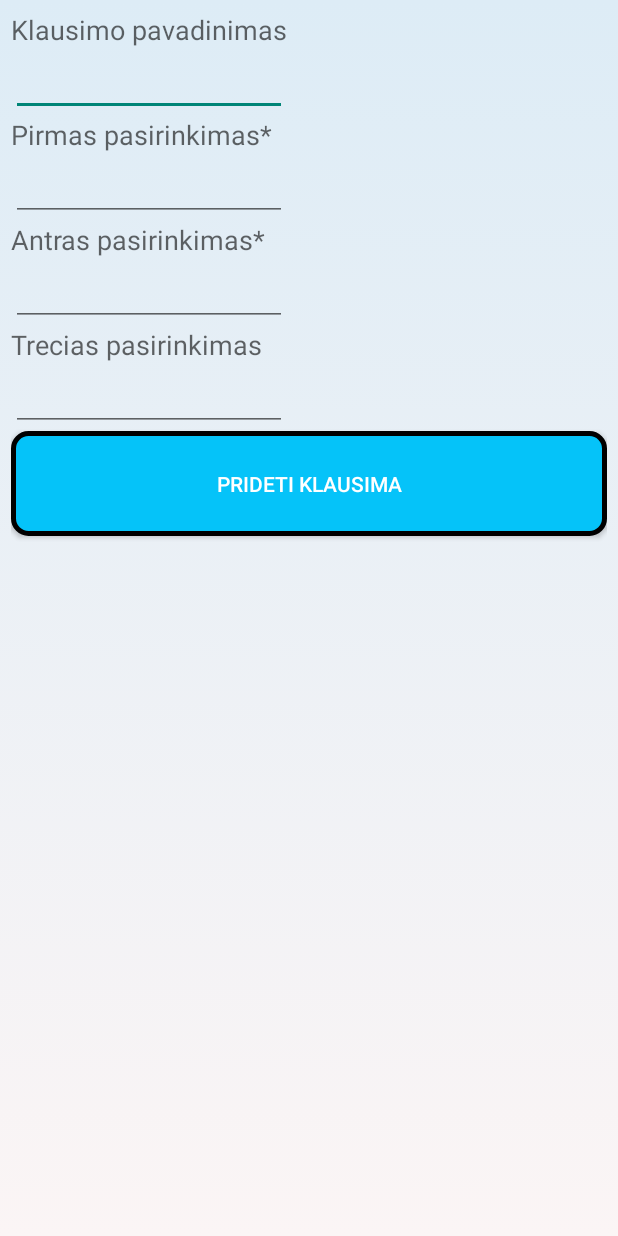
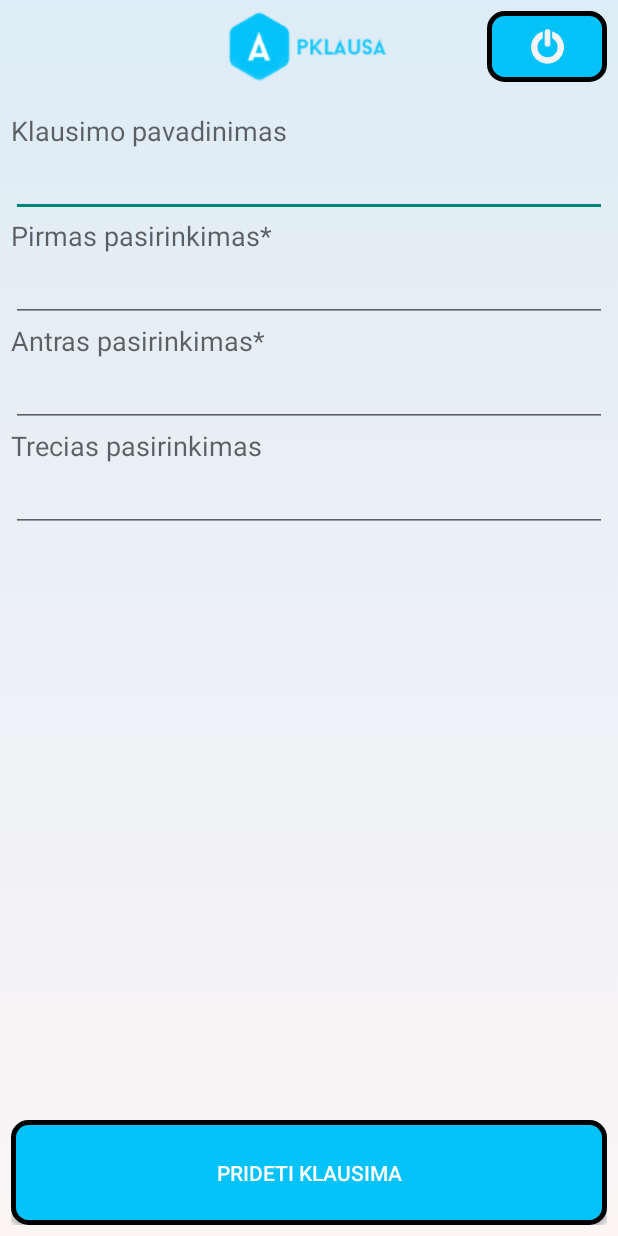
Before and after one commit to violetine/apk_kpa, an Android app: the SukurtiKlausima screen opened directly, with no data from a screen before it, on a phone screen of 412 x 824 dp. Run offline under Robolectric (Android 15) with nearby library versions, the phone set to English and light mode, and no system bars.

Commit message:
Pridetas Logout,Statistika,Mano duomenys

```diff
--- a/app/src/main/java/com/example/apk_kpa/app/Mano_duomenys.java
+++ b/app/src/main/java/com/example/apk_kpa/app/Mano_duomenys.java
@@ -24,7 +24,7 @@ public class Mano_duomenys extends Fragment {
     public View onCreateView(LayoutInflater inflater, ViewGroup container,
                              Bundle savedInstanceState) {
 
-        Log.e("Aš čia, Email !!! arba ne :( ","" + email);
+
 
         View myInflatedView = inflater.inflate(R.layout.mano_duomenys, container,false);
 
--- a/app/src/main/java/com/example/apk_kpa/app/SukurtiKlausima.java
+++ b/app/src/main/java/com/example/apk_kpa/app/SukurtiKlausima.java
@@ -2,11 +2,13 @@ package com.example.apk_kpa.app;
 import android.annotation.TargetApi;
 import android.app.Activity;
 import android.app.ProgressDialog;
+import android.content.Intent;
 import android.os.AsyncTask;
 import android.os.Build;
 import android.os.Bundle;
 import android.util.Log;
 import android.view.View;
+import android.view.Window;
 import android.widget.Button;
 import android.widget.EditText;
 import android.widget.Toast;
@@ -41,6 +43,9 @@ public class SukurtiKlausima extends Activity {
     @Override
     public void onCreate(Bundle savedInstanceState) {
         super.onCreate(savedInstanceState);
+
+        requestWindowFeature(Window.FEATURE_NO_TITLE);
+
         setContentView(R.layout.activity_sukurti_klausima);
 
         // elementai
@@ -79,6 +84,14 @@ public class SukurtiKlausima extends Activity {
 
             ;
         });
+    }
+
+    public void logout(View view){
+        /** on your logout method:**/
+        Intent broadcastIntent = new Intent();
+        broadcastIntent.setAction("com.package.ACTION_LOGOUT");
+        sendBroadcast(broadcastIntent);
+        startActivity(new Intent(this, Login.class));
     }
 
     // klase prisijungimui prie webservo
--- a/app/src/main/res/layout/activity_sukurti_klausima.xml
+++ b/app/src/main/res/layout/activity_sukurti_klausima.xml
@@ -3,8 +3,51 @@
     android:layout_height="fill_parent"
     xmlns:android="http://schemas.android.com/apk/res/android"
     android:background="@drawable/bg_colormix"
-    android:id="@+id/b"
     android:padding="7dip">
+
+    <LinearLayout
+        android:orientation="horizontal"
+        android:layout_width="fill_parent"
+        android:layout_height="wrap_content"
+        android:id="@+id/header">
+    <RelativeLayout
+        android:layout_width="fill_parent"
+        android:layout_height="wrap_content"
+        android:layout_centerHorizontal="true">
+
+        <ImageView
+            android:layout_width="156dp"
+            android:layout_height="47dp"
+            android:id="@+id/imageView"
+            android:src="@drawable/bg_logo"
+           android:layout_centerInParent="true"
+            />
+
+        <ImageButton
+            android:layout_width="80dp"
+            android:layout_height="47dp"
+            android:id="@+id/LogoutBtn"
+            android:background="@drawable/rounded_corner"
+            android:src="@drawable/icon_logout"
+            android:layout_alignParentRight="true"
+            android:onClick="logout"
+            />
+
+    </RelativeLayout >
+    </LinearLayout>
+    <ScrollView
+        android:layout_width="fill_parent"
+        android:layout_height="wrap_content"
+        android:paddingBottom="10dp"
+        android:paddingTop="20dp"
+        android:layout_centerHorizontal="true"
+        android:layout_above="@+id/footer"
+        android:layout_below="@+id/header">
+    <LinearLayout
+        android:orientation="vertical"
+        android:layout_width="fill_parent"
+        android:layout_height="wrap_content"
+        android:id="@+id/linearLayout">
 
     <TextView
         android:layout_width="wrap_content"
@@ -16,7 +59,7 @@
         android:layout_alignParentStart="true" />
 
     <EditText
-        android:layout_width="wrap_content"
+        android:layout_width="fill_parent"
         android:layout_height="wrap_content"
         android:id="@+id/txtPavadinimas"
         android:layout_below="@+id/textView2"
@@ -36,7 +79,7 @@
         android:layout_alignParentStart="true" />
 
     <EditText
-        android:layout_width="wrap_content"
+        android:layout_width="fill_parent"
         android:layout_height="wrap_content"
         android:id="@+id/txtPirmasPasirinkimas"
         android:layout_below="@+id/textView3"
@@ -56,7 +99,7 @@
         android:layout_alignParentStart="true" />
 
     <EditText
-        android:layout_width="wrap_content"
+        android:layout_width="fill_parent"
         android:layout_height="wrap_content"
         android:id="@+id/txtAntrasPasirinkimas"
         android:layout_below="@+id/textView4"
@@ -69,13 +112,12 @@
         android:layout_height="wrap_content"
         android:textAppearance="?android:attr/textAppearanceMedium"
         android:text="Trecias pasirinkimas"
-        android:id="@+id/textView5"
         android:layout_below="@+id/txtAntrasPasirinkimas"
         android:layout_alignParentLeft="true"
         android:layout_alignParentStart="true" />
 
     <EditText
-        android:layout_width="wrap_content"
+        android:layout_width="fill_parent"
         android:layout_height="wrap_content"
         android:id="@+id/txtTreciasPasirinkimas"
         android:layout_below="@+id/textView5"
@@ -83,7 +125,15 @@
         android:layout_alignParentStart="true"
         android:layout_alignRight="@+id/txtAntrasPasirinkimas"
         android:layout_alignEnd="@+id/txtAntrasPasirinkimas" />
+</LinearLayout>
+    </ScrollView>
 
+    <LinearLayout
+        android:orientation="vertical"
+        android:layout_width="fill_parent"
+        android:layout_height="wrap_content"
+        android:layout_alignParentBottom="true"
+        android:id="@+id/footer">
     <Button
         android:layout_width="fill_parent"
         android:layout_height="70dp"
@@ -93,5 +143,9 @@
         android:id="@+id/btnPridetiKlausima"
         android:layout_below="@+id/txtTreciasPasirinkimas"
         android:layout_centerHorizontal="true" />
+    </LinearLayout>
+
+
+
 
 </RelativeLayout>
--- a/app/src/main/res/layout/login.xml
+++ b/app/src/main/res/layout/login.xml
@@ -9,7 +9,7 @@
         android:layout_width="fill_parent"
         android:layout_height="wrap_content"
         android:id="@+id/linearLayout"
-        android:paddingBottom="1dp"
+        android:paddingBottom="30dp"
         android:layout_alignParentTop="true"
         >
         <ImageView
```
Also changed, not shown: app/src/main/java/com/example/apk_kpa/app/LogedIn.java (+12 -6 lines), app/src/main/java/com/example/apk_kpa/app/Statistika.java (+16 -0 lines), app/src/main/java/com/example/apk_kpa/app/SwipeMenu/SwipeAdmin.java (+10 -0 lines), app/src/main/java/com/example/apk_kpa/app/SwipeMenu/SwipeUser.java (+19 -2 lines), app/src/main/res/layout/keisti_psw.xml (+25 -8 lines), app/src/main/res/layout/klausymas.xml (+25 -7 lines), app/src/main/res/layout/loged_in.xml (+29 -23 lines), app/src/main/res/layout/loged_in_admin.xml (+27 -9 lines), app/src/main/res/layout/mano_duomenys.xml (+29 -9 lines), app/src/main/res/layout/statistika.xml (+31 -11 lines), app/src/main/res/layout/sukurti_apklausa_admin.xml (deleted, +0 -87 lines), app/src/main/res/drawable-xhdpi/icon_back.png (added), app/src/main/res/drawable-xhdpi/icon_logout.png (added).
